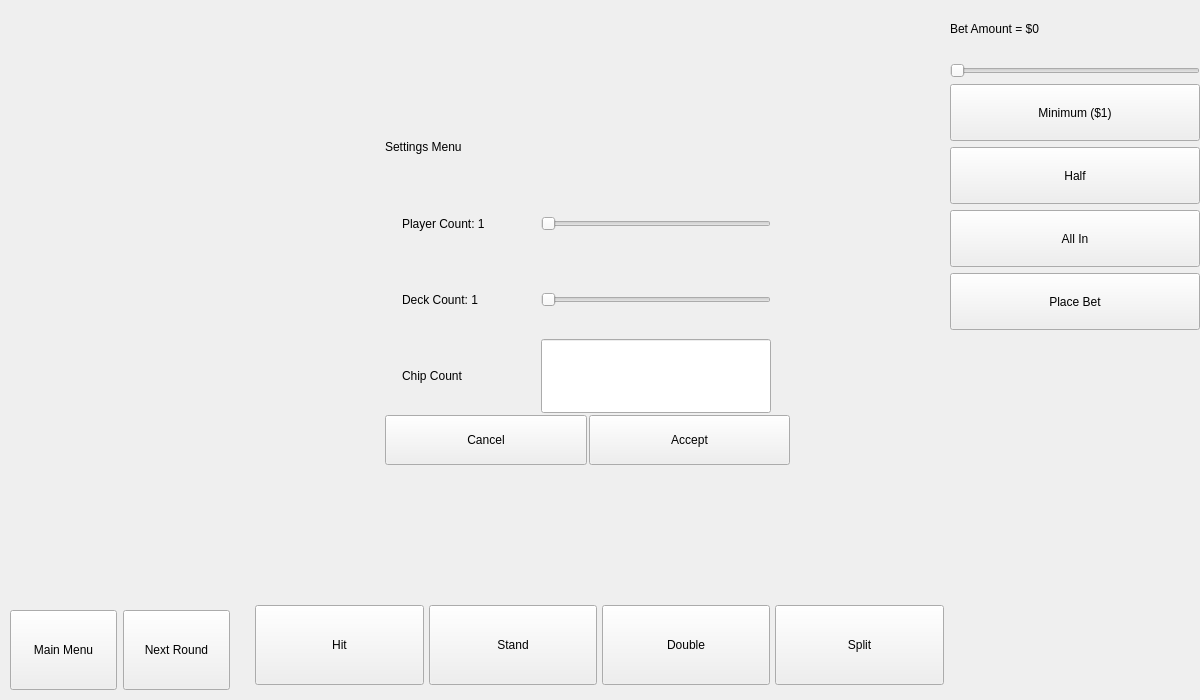
Qt form CardCounter/mainwindow.ui (CalebStandfield/full-blackjack-game-engine-with-UI) before a commit.
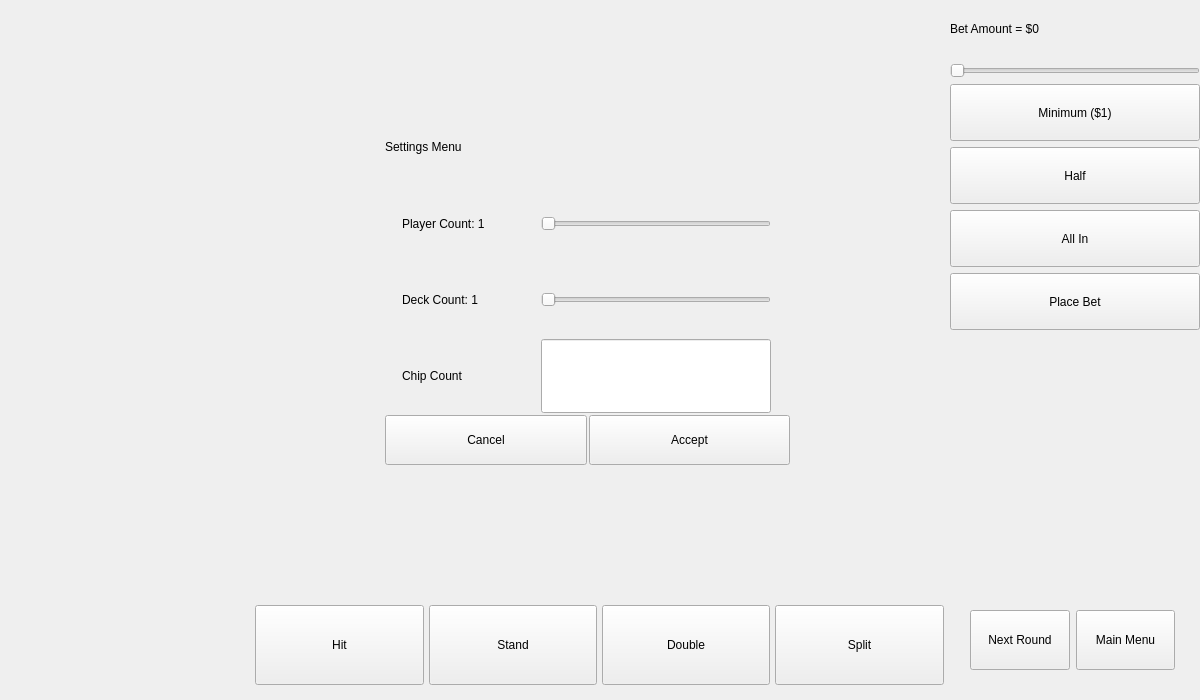
The same form after that commit.

Commit message:
added in QStackedWidget style, and moved menu buttons
Cannot for the life of me figure out why there is padding on the blackjack screen. its messing up everything

Patch:
```diff
--- a/CardCounter/mainwindow.ui
+++ b/CardCounter/mainwindow.ui
@@ -707,18 +707,36 @@
      <widget class="QWidget" name="continueToNextRound" native="true">
       <property name="geometry">
        <rect>
-        <x>0</x>
+        <x>960</x>
         <y>600</y>
-        <width>240</width>
-        <height>100</height>
+        <width>225</width>
+        <height>80</height>
        </rect>
       </property>
+      <property name="sizePolicy">
+       <sizepolicy hsizetype="Fixed" vsizetype="Fixed">
+        <horstretch>0</horstretch>
+        <verstretch>0</verstretch>
+       </sizepolicy>
+      </property>
       <property name="minimumSize">
        <size>
-        <width>120</width>
+        <width>225</width>
         <height>80</height>
        </size>
       </property>
+      <property name="maximumSize">
+       <size>
+        <width>225</width>
+        <height>16777215</height>
+       </size>
+      </property>
+      <property name="sizeIncrement">
+       <size>
+        <width>200</width>
+        <height>0</height>
+       </size>
+      </property>
       <layout class="QHBoxLayout" name="horizontalLayout_3">
        <property name="leftMargin">
         <number>10</number>
@@ -733,21 +751,6 @@
         <number>10</number>
        </property>
        <item>
-        <layout class="QHBoxLayout" name="horizontalLayout">
-         <item>
-          <widget class="QPushButton" name="backToMainMenuFromPlay">
-           <property name="sizePolicy">
-            <sizepolicy hsizetype="Minimum" vsizetype="Minimum">
-             <horstretch>0</horstretch>
-             <verstretch>0</verstretch>
-            </sizepolicy>
-           </property>
-           <property name="text">
-            <string>Main Menu</string>
-           </property>
-          </widget>
-         </item>
-         <item>
           <widget class="QPushButton" name="nextRound">
            <property name="sizePolicy">
             <sizepolicy hsizetype="Minimum" vsizetype="Minimum">
@@ -760,7 +763,18 @@
            </property>
           </widget>
          </item>
-        </layout>
+       <item>
+        <widget class="QPushButton" name="backToMainMenuFromPlay">
+         <property name="sizePolicy">
+          <sizepolicy hsizetype="Minimum" vsizetype="Minimum">
+           <horstretch>0</horstretch>
+           <verstretch>0</verstretch>
+          </sizepolicy>
+         </property>
+         <property name="text">
+          <string>Main Menu</string>
+         </property>
+        </widget>
        </item>
       </layout>
      </widget>
```
Lines whose indentation alone changed are shown as unchanged. The commit also changes 1 other file.
